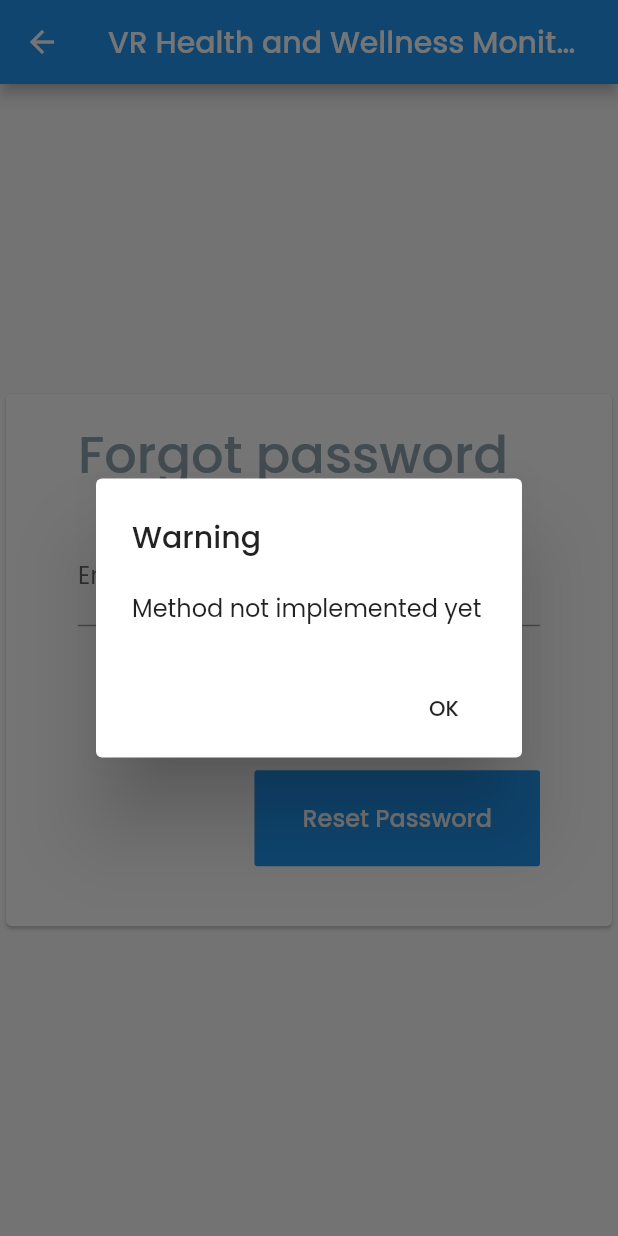
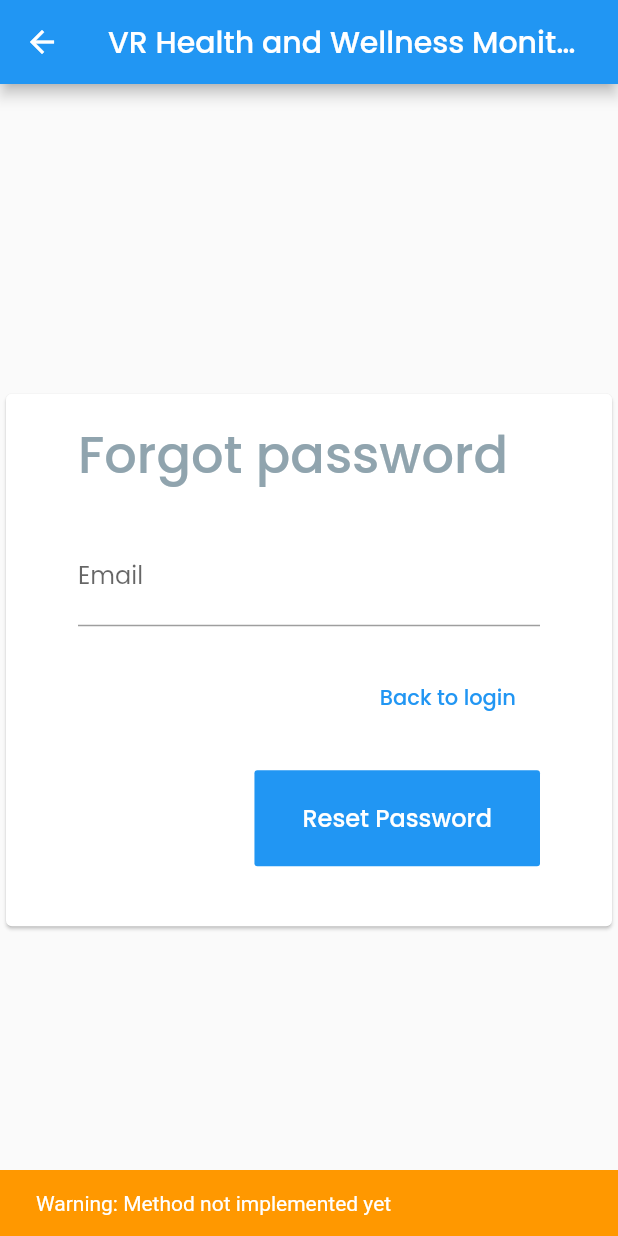
Before and after one commit to akerholten/exerisland-remote-monitoring-platform, a Flutter app: the ForgotPasswordPage screen opened by its route, after a tap on "Reset Password", on a phone screen of 412 x 824 dp. Run offline on Flutter 3.47's test engine with Material 2 defaults, Android fonts, the phone set to English and light mode, and no system bars.

Commit message:
Added snackbars instead of dialogs displays

```diff
--- a/frontendflutter/lib/src/components/alerts.dart
+++ b/frontendflutter/lib/src/components/alerts.dart
@@ -1,40 +1,40 @@
 import 'package:flutter/material.dart';
 
 class Alerts {
-  static void showAlertDialog(
-      BuildContext context, String title, String message) {
-    Widget okButton = FlatButton(
-      child: Text("OK"),
-      onPressed: () {
-        Navigator.of(context).pop();
-      },
+  static void showAlertSnackbar(GlobalKey<ScaffoldState> scaffoldKey,
+      String title, Color color, String message) {
+    // Widget okButton = FlatButton(
+    //   child: Text("OK"),
+    //   onPressed: () {
+    //     Navigator.of(context).pop();
+    //   },
+    // );
+
+    SnackBar snackBar = SnackBar(
+      backgroundColor: color,
+      content: SelectableText(title + ": " + message),
+      // actions: [
+      //   okButton,
+      // ],
     );
 
-    AlertDialog alert = AlertDialog(
-      title: SelectableText(title),
-      content: SelectableText(message),
-      actions: [
-        okButton,
-      ],
-    );
-
-    showDialog(
-      context: context,
-      builder: (BuildContext context) {
-        return alert;
-      },
-    );
+    scaffoldKey.currentState.showSnackBar(snackBar);
   }
 
-  static void showInfo(BuildContext context, String message) {
-    showAlertDialog(context, "Info", message);
+  static void showInfo(BuildContext context,
+      GlobalKey<ScaffoldState> scaffoldKey, String message) {
+    showAlertSnackbar(
+        scaffoldKey, "Info", Theme.of(context).primaryColor, message);
   }
 
-  static void showWarning(BuildContext context, String message) {
-    showAlertDialog(context, "Warning", message);
+  static void showWarning(BuildContext context,
+      GlobalKey<ScaffoldState> scaffoldKey, String message) {
+    showAlertSnackbar(scaffoldKey, "Warning", Colors.orange[500], message);
   }
 
-  static void showError(BuildContext context, String message) {
-    showAlertDialog(context, "Error", message);
+  static void showError(BuildContext context,
+      GlobalKey<ScaffoldState> scaffoldKey, String message) {
+    showAlertSnackbar(
+        scaffoldKey, "Error", Theme.of(context).errorColor, message);
   }
 }
--- a/frontendflutter/lib/src/pages/forgotPasswordPage.dart
+++ b/frontendflutter/lib/src/pages/forgotPasswordPage.dart
@@ -10,20 +10,21 @@ class ForgotPasswordPage extends StatefulWidget {
 }
 
 class _ForgotPasswordPageState extends State<ForgotPasswordPage> {
-  // final _formKey = GlobalKey<FormState>(); // is this needed?
+  final scaffoldKey = GlobalKey<ScaffoldState>();
   String email = '';
 
   void _tryResetPassword() {
     setState(() {
       // Do verification of input email
       // Do a call to send a new password mail
-      Alerts.showWarning(context, "Method not implemented yet");
+      Alerts.showWarning(context, scaffoldKey, "Method not implemented yet");
     });
   }
 
   @override
   Widget build(BuildContext context) {
     return Scaffold(
+      key: scaffoldKey,
       appBar: AppBar(
         title: Text(Constants.applicationName),
       ),
--- a/frontendflutter/lib/src/pages/signupPage.dart
+++ b/frontendflutter/lib/src/pages/signupPage.dart
@@ -10,20 +10,21 @@ class SignupPage extends StatefulWidget {
 }
 
 class _SignupPageState extends State<SignupPage> {
-  // final _formKey = GlobalKey<FormState>(); // is this needed?
+  final scaffoldKey = GlobalKey<ScaffoldState>();
   String email, password, repeatPassword, organizationID = '';
 
   void _trySignup() {
     setState(() {
       // Do verification of input, password == repeatPassword, valid email etc, possibly salt and hash password here?
       // Do signup - then login / cookie and session creating
-      Alerts.showWarning(context, "Method not implemented yet");
+      Alerts.showWarning(context, scaffoldKey, "Method not implemented yet");
     });
   }
 
   @override
   Widget build(BuildContext context) {
     return Scaffold(
+      key: scaffoldKey,
       appBar: AppBar(
         // automaticallyImplyLeading: false,
         title: Text(Constants.applicationName),
```
Also changed, not shown: frontendflutter/lib/src/pages/therapistDashboard.dart (+13 -12 lines).
